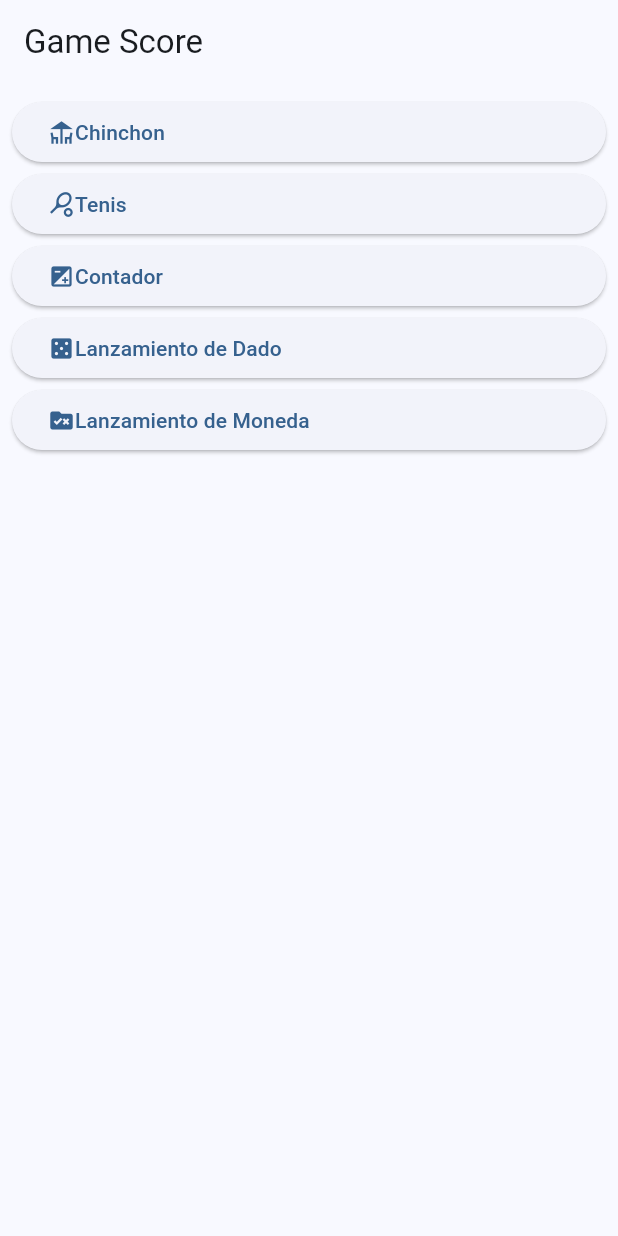
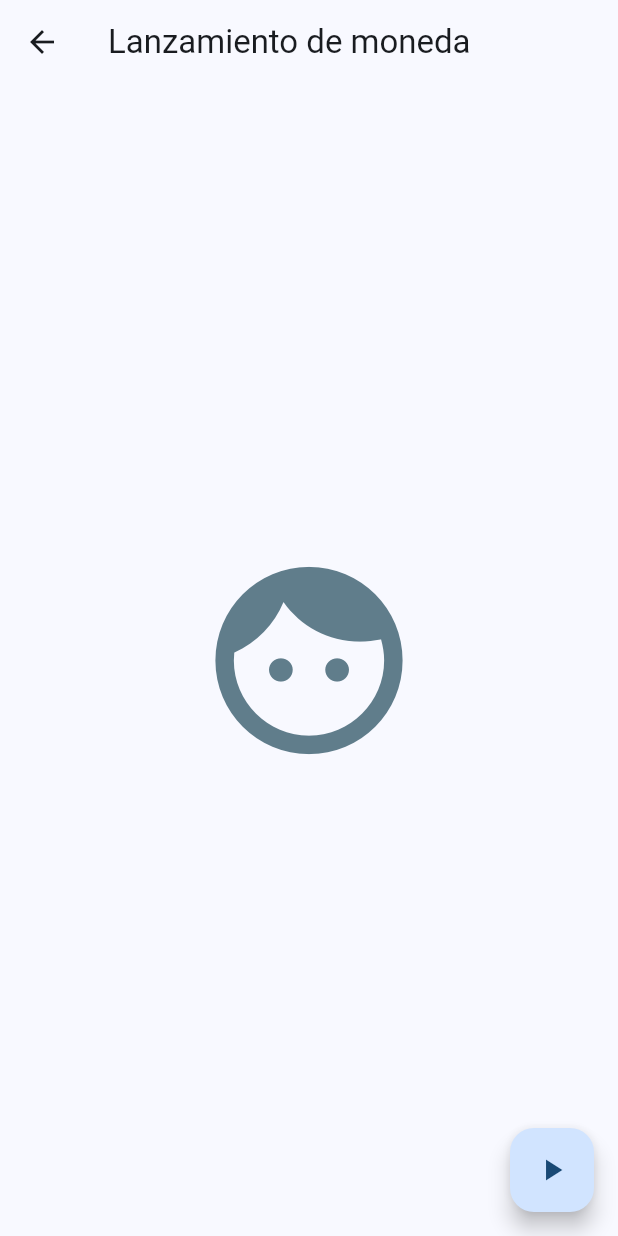
Before and after one commit to velasco10/game_score, a Flutter app: the screen it shows after launch, after a tap on "Lanzamiento de Moneda", on a phone screen of 412 x 824 dp. Run offline on Flutter 3.47's test engine with Material 2 defaults, Android fonts, the phone set to English and light mode, and no system bars.

Commit message:
feat: add coin logic and tennis options

```diff
--- a/lib/main.dart
+++ b/lib/main.dart
@@ -21,15 +21,14 @@ class GameScore extends StatelessWidget {
         title: Constants.appName,
         debugShowCheckedModeBanner: false,
         theme: AppTheme( selectedColor: 1).theme(),
-        // title: Text(Constants.appName),
         initialRoute: '/',
         routes: <String, WidgetBuilder>{
           '/': (BuildContext context) => const Menu(),
           '/chinchon': (BuildContext context) =>const Chinchon(),
-          // '/coin': (BuildContext context) =>const Coin(),
+          '/coin': (BuildContext context) =>const Coin(),
           '/counter': (BuildContext context) =>const Counter(),
           '/dice': (BuildContext context) =>const Dice(),
-          '/tennis': (BuildContext context) =>const Tennis(),
+          // '/tennis': (BuildContext context) =>const Tennis(),
         }
       );
 
--- a/lib/presentations/games/coin.dart
+++ b/lib/presentations/games/coin.dart
@@ -1,129 +1,95 @@
-// import 'dart:math';
-// import 'dart:ui' as ui;
+import 'dart:math';
+import 'package:flutter/material.dart';
 
-// import 'package:flutter/material.dart';
+class Coin extends StatefulWidget {
+  const Coin({super.key});
 
-// class Coin extends StatelessWidget {
+  @override
+  _CoinState createState() => _CoinState();
+}
 
-//   // Constructor along with animation Tweens initialization
-//   Coin({Key? key, required this.controller}):
+class _CoinState extends State<Coin> with SingleTickerProviderStateMixin {
+  late AnimationController _controller;
+  late Animation<double> _animation;
+  double _angleX = 0;
+  double _angleZ = 0;
+  bool _isHeads = true;
+  bool _isAnimating = false;
 
-//         // Reconstruction Tweens
-//         flip = Tween(begin: 0.0, end: 2 * pi)
-//             .animate(CurvedAnimation(
-//             parent: controller,
-//             curve: const Interval(0.0, 0.4, curve: Curves.bounceIn))),
-//         size = Tween(begin: 80.0, end: 120.0)
-//             .animate(CurvedAnimation(
-//             parent: controller,
-//             curve: const Interval(0.0, 0.4, curve: Curves.bounceIn))),
-//         elevation = Tween(begin: 15.0, end: 0.0)
-//             .animate(CurvedAnimation(
-//             parent: controller,
-//             curve: const Interval(0.5, 0.7, curve: Curves.ease))),
-//         mouth = Tween(begin: 0.0, end: 1.0)
-//             .animate(CurvedAnimation(
-//             parent: controller,
-//             curve: const Interval(0.8, 1.0))),
+  @override
+  void initState() {
+    super.initState();
+    _controller = AnimationController(
+      vsync: this,
+      duration: const Duration(milliseconds: 1500),
+    );
 
-//         // Color Tweens
-//         eyeColorAUR = ColorTween(begin: Colors.blueAccent, end: Colors.white12)
-//             .animate(CurvedAnimation(
-//             parent: controller,
-//             curve: const Interval(0.7, 1.0))),
-//         eyeColorABL = ColorTween(begin: Colors.cyanAccent, end: Colors.white12)
-//             .animate(CurvedAnimation(
-//             parent: controller,
-//             curve: const Interval(0.7, 1.0))),
-//         eyeColorBUR = ColorTween(begin: Colors.blueAccent, end: Colors.white12)
-//             .animate(CurvedAnimation(
-//             parent: controller,
-//             curve: const Interval(0.0, 0.5, curve: Curves.bounceIn))),
-//         eyeColorBBL = ColorTween(begin: Colors.cyanAccent, end: Colors.blueAccent)
-//             .animate(CurvedAnimation(
-//             parent: controller,
-//             curve: const Interval(0.0, 0.5))),
+    _animation = CurvedAnimation(parent: _controller, curve: Curves.easeInOut);
 
-//         mouthBordersColor = ColorTween(begin: Colors.black12, end: Colors.white30)
-//             .animate(CurvedAnimation(
-//             parent: controller,
-//             curve: const Interval(0.8, 1.0))),
-//         super(key: key);
+    _controller.addStatusListener((status) {
+      if (status == AnimationStatus.completed) {
+        setState(() {
+          _isAnimating = false;
+          _isHeads = Random().nextBool();
+          _angleX = 0;
+          _angleZ = 0;
+        });
+      }
+    });
+  }
 
-//   // Initialize variables
-//   // Reconstruction
-//   final Animation<double> flip;
-//   final Animation<double> size;
-//   final Animation<double> mouth;
-//   final Animation<double> elevation;
+  @override
+  void dispose() {
+    _controller.dispose();
+    super.dispose();
+  }
 
-//   // Color
-//   final Animation<Color> eyeColorBUR;
-//   final Animation<Color> eyeColorBBL;
-//   final Animation<Color> eyeColorAUR;
-//   final Animation<Color> eyeColorABL;
-//   final Animation<Color> mouthBordersColor;
+  void _flipCoin() {
+    if (!_isAnimating) {
+      setState(() {
+        _isAnimating = true;
+        _angleX = 2 * pi;
+        _angleZ = Random().nextDouble() * pi - (pi / 2); // Random value between -pi/2 and pi/2
+      });
+      _controller.reset();
+      _controller.forward();
+    }
+  }
 
-//   final AnimationController controller;
-
-//   // Main function to build skeleton of the animation
-//   Widget _buildAnimation(BuildContext context) {
-//     return Stack(children: [
-//       Column(children: <Widget>[
-//         const Expanded(
-//           child: SizedBox(),
-//         ),
-//         SizedBox(
-//           height: MediaQuery.of(context).size.height * mouth.value,
-//           child: Container(
-//               decoration: BoxDecoration(
-//                 border: Border.all(width: 1.2, color: mouthBordersColor.value),
-//           )),
-//         ),
-//         const Expanded(
-//           child: SizedBox(),
-//         )
-//       ]),
-//       Center(
-//           child: GestureDetector(
-//             child: Transform(
-//               alignment: FractionalOffset.center,
-//               transform: Matrix4.rotationY(flip.value),
-//               child: Material(
-//                 shape: const CircleBorder(),
-//                 elevation: elevation.value,
-//                 shadowColor: Colors.blueAccent,
-//                 child: ShaderMask(
-//                   blendMode: BlendMode.srcIn,
-//                   shaderCallback: (Rect bounds) {
-//                   return ui.Gradient.linear(
-//                     const Offset(4.0, 24.0),
-//                     const Offset(24.0, 4.0),
-//                     [
-//                       (controller.value < 0.5) ? eyeColorBBL.value : eyeColorABL.value,
-//                       (controller.value < 0.5) ? eyeColorBUR.value : eyeColorAUR.value,
-//                     ],
-//                   );
-//                 },
-//                   child: Icon(
-//                   Icons.visibility,
-//                   size: controller.value < 0.5 ? size.value : 80.0,
-//                 )),
-//           ),
-//         ),
-//         onTap: () {
-//           controller.forward();
-//         },
-//       ))
-//     ]);
-//   }
-
-//   // Just holds Animation Builder and calls _buildAnimation
-//   @override
-//   Widget build(BuildContext context) {
-//     return AnimatedBuilder(
-//       animation: controller,
-//       builder: _buildAnimation,
-//     );
-//   }
-// }
+  @override
+  Widget build(BuildContext context) {
+    return Scaffold(
+      appBar: AppBar(
+        title: const Text('Lanzamiento de moneda'),
+      ),
+      body: Center(
+        child: AnimatedBuilder(
+          animation: _animation,
+          builder: (context, child) {
+            double rotationAngleX = _angleX * _animation.value;
+            double rotationAngleZ = _angleZ * _animation.value;
+            return GestureDetector(
+              onTap: _flipCoin, // Al presionar el icono, se lanza la moneda.
+              child: Transform(
+                alignment: Alignment.center,
+                transform: Matrix4.identity()
+                  ..setEntry(3, 2, 0.001)
+                  ..rotateX(rotationAngleX)
+                  ..rotateZ(rotationAngleZ),
+                child: Icon(
+                  _isHeads ? Icons.face : Icons.cancel,
+                  size: 150,
+                  color: Colors.blueGrey,
+                ),
+              ),
+            );
+          },
+        ),
+      ),
+      floatingActionButton: FloatingActionButton(
+        onPressed: _flipCoin,
+        child: const Icon(Icons.play_arrow),
+      ),
+    );
+  }
+}
```
Also changed, not shown: lib/presentations/games/tennis.dart (+19 -47 lines), lib/presentations/games/tennis_score.dart (added, +49 -0 lines).
